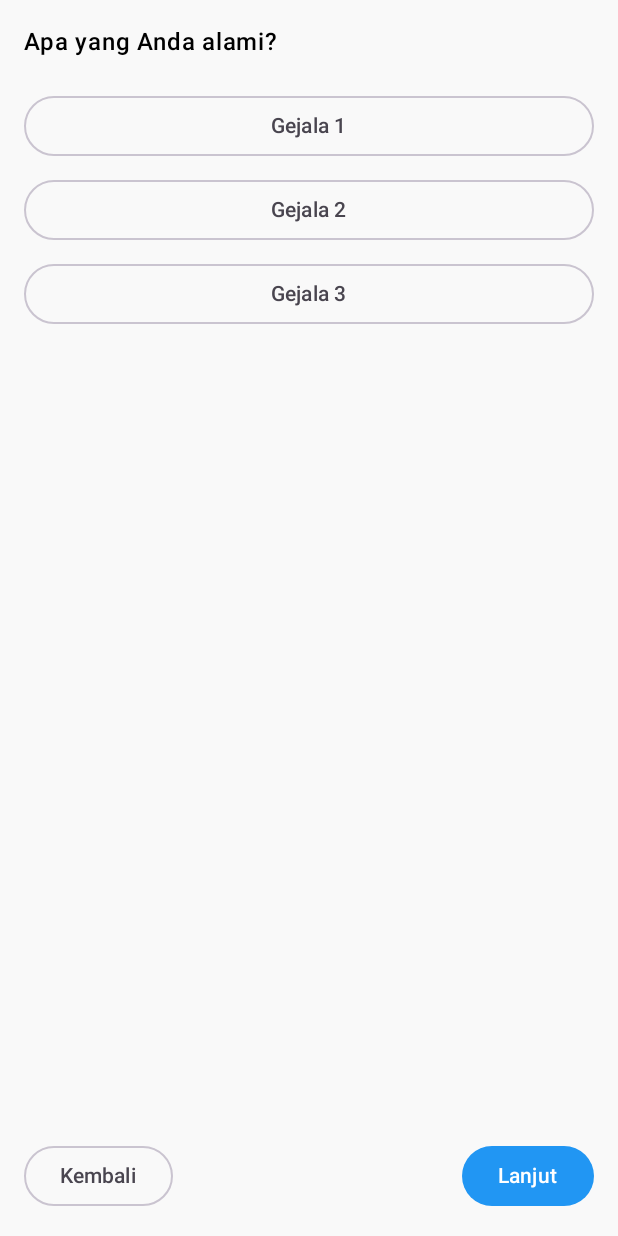
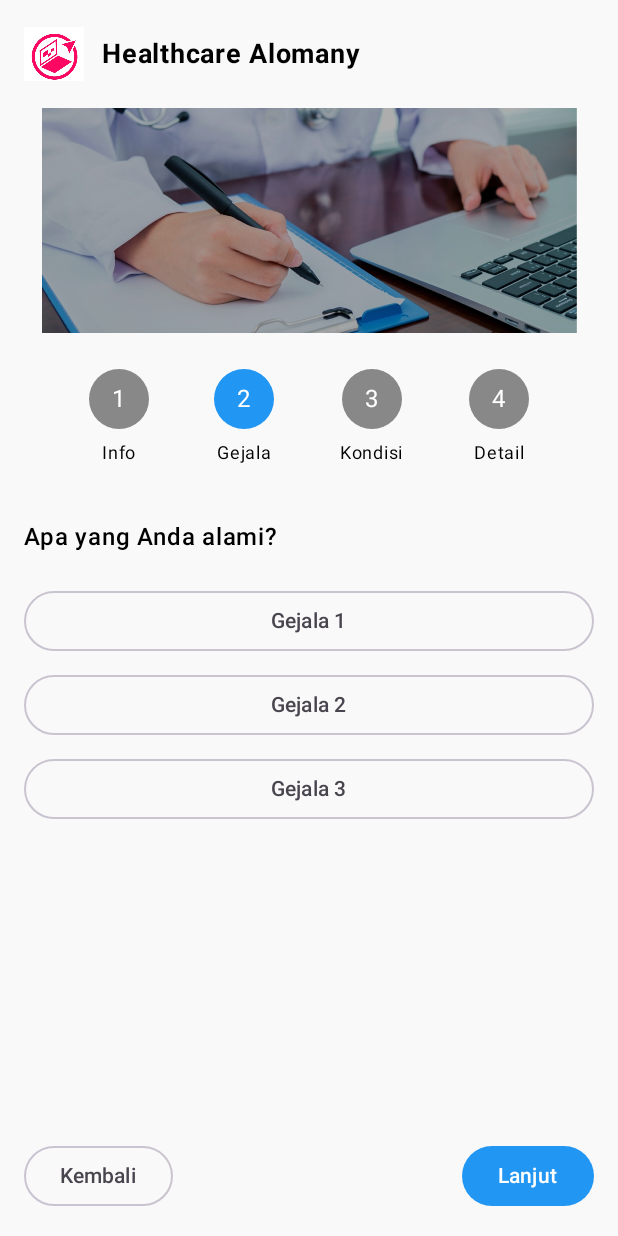
Before and after one commit to RifqiCah/healthcare_PAPB, an Android app built with Jetpack Compose: the GejalaScreen screen opened through its navigation route, on a phone screen of 412 x 824 dp. Run offline under Robolectric (Android 15) with nearby library versions, the light colour scheme and no system bars.

Commit message:
Update UI

```diff
--- a/app/src/main/java/com/example/healthcare/ui/screens/sistempakar/GejalaScreen.kt
+++ b/app/src/main/java/com/example/healthcare/ui/screens/sistempakar/GejalaScreen.kt
@@ -31,12 +31,12 @@ fun GejalaScreen(
             .padding(16.dp)
     ) {
         // Panggil fungsi-fungsi UI Anda
-        // HeaderSection()
-        // Spacer(Modifier.height(16.dp))
-        // HeroSection()
-        // Spacer(Modifier.height(24.dp))
-        // StepperSection(activeStep = 2)
-        // Spacer(Modifier.height(32.dp))
+         HeaderSection()
+         Spacer(Modifier.height(16.dp))
+         HeroSection()
+         Spacer(Modifier.height(24.dp))
+         StepperSection(activeStep = 2)
+         Spacer(Modifier.height(32.dp))
 
         // Konten Gejala
         Text("Apa yang Anda alami?", fontSize = 16.sp, fontWeight = FontWeight.SemiBold)
```
Also changed, not shown: app/src/main/java/com/example/healthcare/ui/screens/sistempakar/DetailScreen.kt (+6 -6 lines), app/src/main/java/com/example/healthcare/ui/screens/sistempakar/InfoScreen.kt (+6 -6 lines), app/src/main/java/com/example/healthcare/ui/screens/sistempakar/KondisiScreen.kt (+6 -6 lines).
